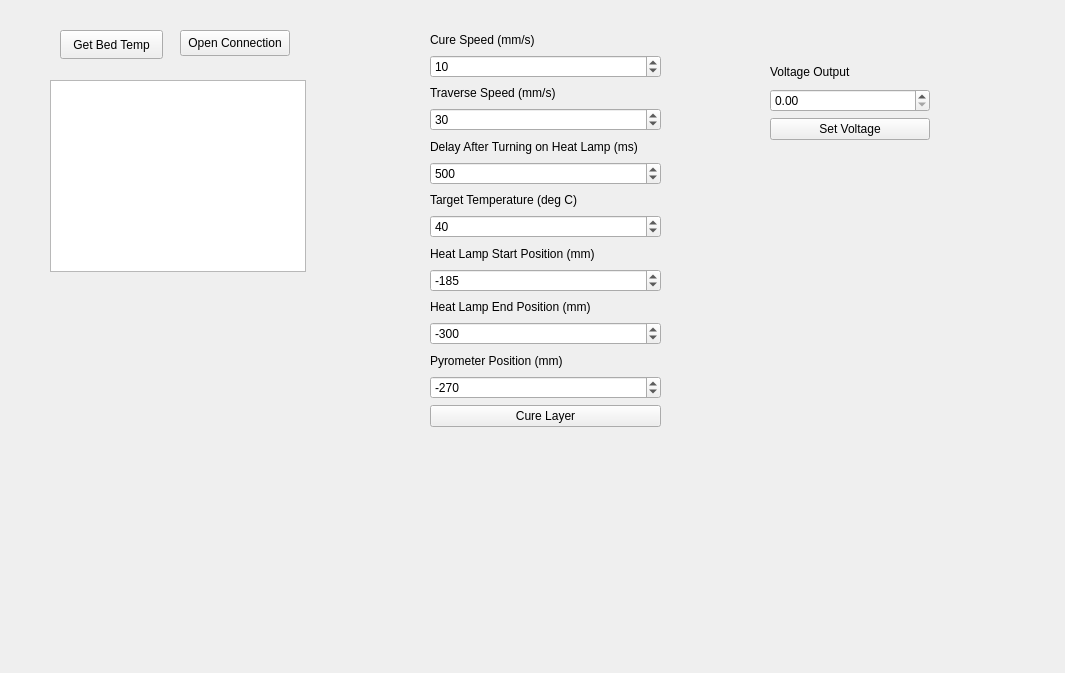
Old version of the form src/ui/heatlampwidget.ui in the repository BYUCreateResearchLab/CREATE_LAB_Binder_Jet_Printer.
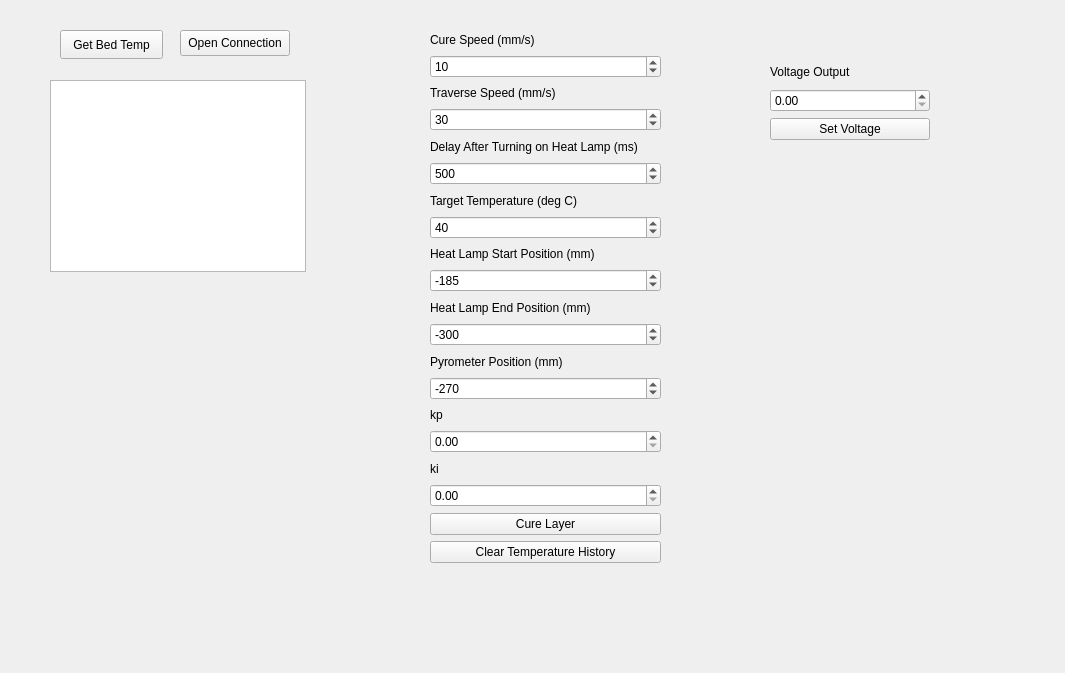
New version of the form.

Commit message: added gui inputs for ki and kp

```diff
--- a/src/ui/heatlampwidget.ui
+++ b/src/ui/heatlampwidget.ui
@@ -55,7 +55,7 @@
      <x>430</x>
      <y>30</y>
      <width>231</width>
-     <height>397</height>
+     <height>533</height>
     </rect>
    </property>
    <layout class="QVBoxLayout" name="verticalLayout">
@@ -187,6 +187,26 @@
       </property>
      </widget>
     </item>
+    <item>
+     <widget class="QLabel" name="label_9">
+      <property name="text">
+       <string>kp</string>
+      </property>
+     </widget>
+    </item>
+    <item>
+     <widget class="QDoubleSpinBox" name="kpInput"/>
+    </item>
+    <item>
+     <widget class="QLabel" name="label_10">
+      <property name="text">
+       <string>ki</string>
+      </property>
+     </widget>
+    </item>
+    <item>
+     <widget class="QDoubleSpinBox" name="kiInput"/>
+    </item>
     <item>
      <widget class="QPushButton" name="cureLayerButton">
       <property name="text">
@@ -194,6 +214,13 @@
       </property>
      </widget>
     </item>
+    <item>
+     <widget class="QPushButton" name="ClearHistoryButton">
+      <property name="text">
+       <string>Clear Temperature History</string>
+      </property>
+     </widget>
+    </item>
    </layout>
   </widget>
   <widget class="QWidget" name="verticalLayoutWidget_2">
```
